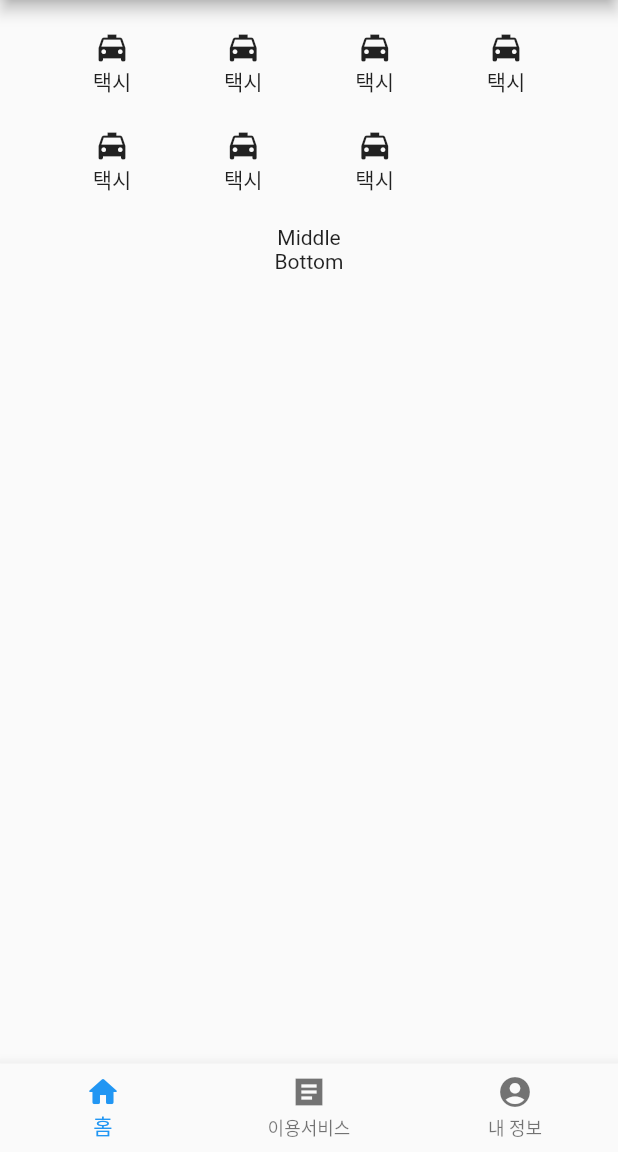
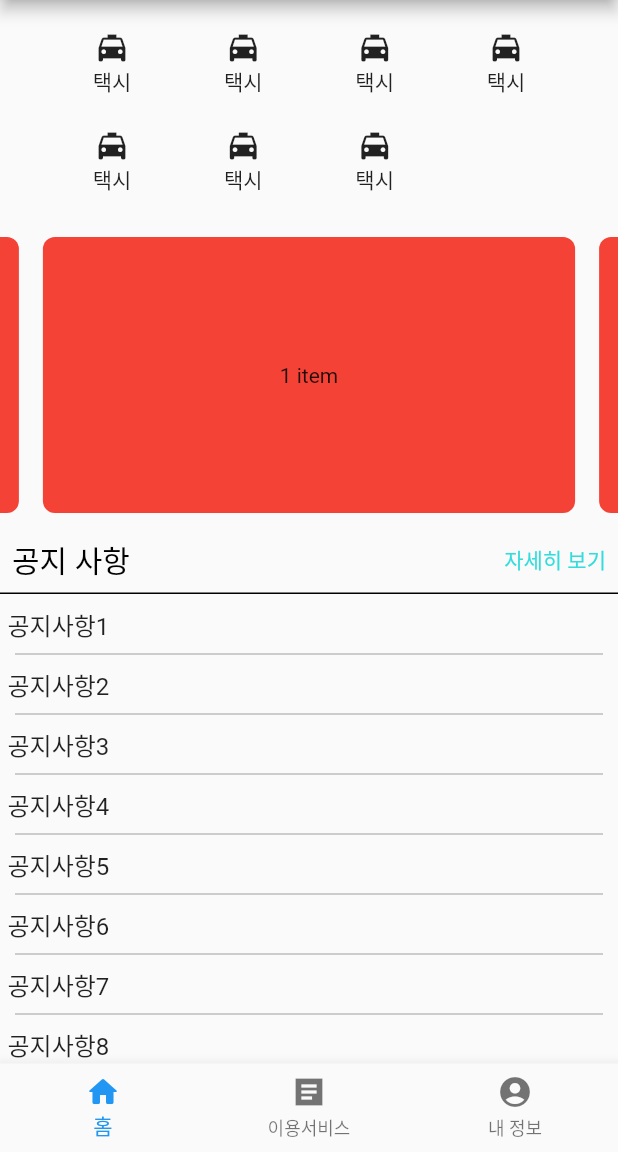
Before and after one commit to SongWoody/flutter_app, a Flutter app: the TestPage4 screen opened directly, on a phone screen of 412 x 824 dp, the part 84-1236 px from its top. Run offline on Flutter 3.47's test engine with Material 2 defaults, Android fonts, the phone set to English and light mode, and no system bars; drawn by our look-alikes of carousel_slider.

Commit message:
carousel_slider 생성 및 공지사항 리스트 추가

```diff
--- a/lib/page4/child/firstPage.dart
+++ b/lib/page4/child/firstPage.dart
@@ -1,3 +1,4 @@
+import 'package:carousel_slider/carousel_slider.dart';
 import 'package:flutter/cupertino.dart';
 import 'package:flutter/material.dart';
 
@@ -7,11 +8,26 @@ class FirstPage extends StatelessWidget {
   @override
   Widget build(BuildContext context) {
     return Container(
+      width: MediaQuery.of(context).size.width,
       child: Column(
         children: [
           _buildTop(),
           _buildMiddle(),
-          _buildBottom(),
+          _buildBottom(
+              [
+                "공지사항1",
+                "공지사항2",
+                "공지사항3",
+                "공지사항4",
+                "공지사항5",
+                "공지사항6",
+                "공지사항7",
+                "공지사항8",
+                "공지사항9",
+                "공지사항10",
+                "공지사항11",
+              ]
+          ),
         ],
       ),
     );
@@ -90,10 +106,70 @@ class FirstPage extends StatelessWidget {
   }
 
   Widget _buildMiddle() {
-    return Text("Middle");
+    return SizedBox(
+      height: 200,
+      child: CarouselSlider(
+          options: CarouselOptions(height: 400.0, viewportFraction: 0.9),
+          items: [1, 2, 3, 4, 5,].map((i) {
+            return Builder(builder: (BuildContext ctx) {
+              return Padding(
+                padding: const EdgeInsets.all(8.0),
+                child: Container(
+                    decoration: BoxDecoration(
+                        borderRadius: BorderRadius.all(Radius.circular(8)),
+                        color: Colors.red
+                    ),
+                    width: MediaQuery.of(ctx).size.width,
+                    child: Center(child: Text("$i item"))),
+              );
+            });
+          }).toList()),
+    );
   }
 
-  Widget _buildBottom() {
-    return Text("Bottom");
+  Widget _buildBottom(List<String> items) {
+    return Expanded(
+      child: Column(
+        children: [
+          Row(
+            mainAxisAlignment: MainAxisAlignment.spaceBetween,
+            children: [
+              Padding(
+                padding: const EdgeInsets.all(8.0),
+                child: Text(
+                  "공지 사항",
+                  style: TextStyle(color: Colors.black, fontSize: 20),
+                ),
+              ),
+              Padding(
+                padding: const EdgeInsets.all(8.0),
+                child: Text(
+                  "자세히 보기",
+                  style: TextStyle(color: Color(0xff33dddd)),
+                ),
+              )
+            ],
+          ),
+          Divider(color: Colors.black, height: 0, thickness: 1,),
+          Expanded(
+            child: ListView.separated(
+              itemCount: items.length,
+              itemBuilder: (ctx, i) {
+                return Padding(
+                  padding: const EdgeInsets.fromLTRB(5, 8, 5, 8),
+                  child: Text(
+                    items[i],
+                    style: TextStyle(fontSize: 16),
+                  ),
+                );
+              },
+              separatorBuilder: (ctx, i) {
+                return Divider(color: Colors.grey, height: 0, indent: 10, endIndent: 10,);
+              },
+            ),
+          )
+        ],
+      ),
+    );
   }
 }
```
